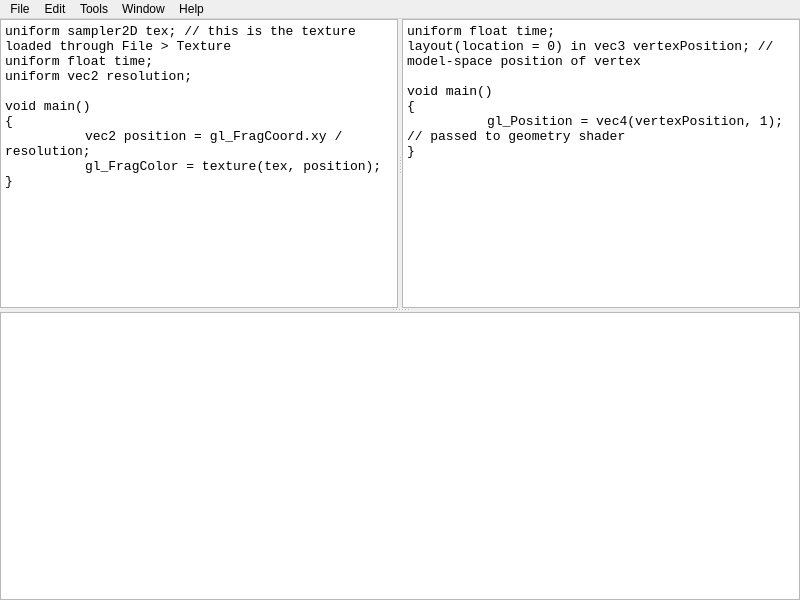
Old version of the form ide.ui in the repository byteManiak/Qt-Shader-IDE.
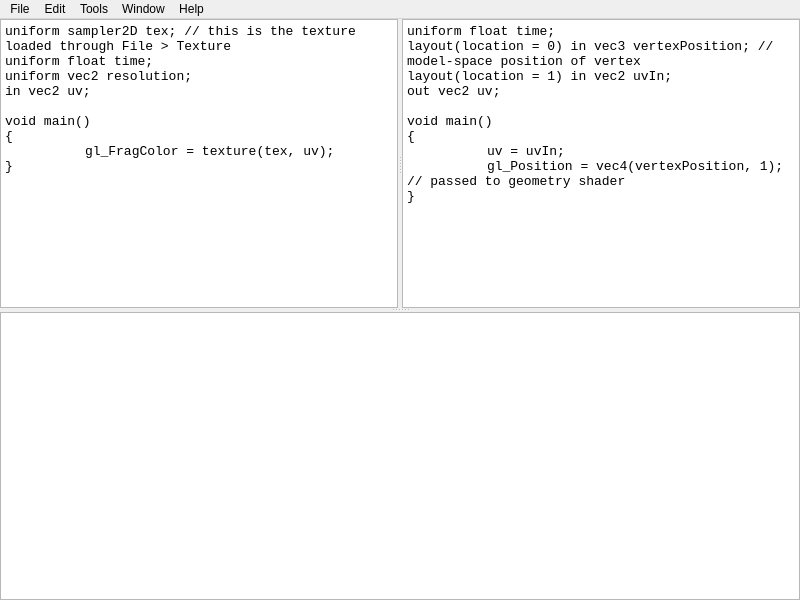
New version of the form. Custom widgets are drawn as their Qt base class.

```diff
--- a/ide.ui
+++ b/ide.ui
@@ -120,11 +120,11 @@
             <string>uniform sampler2D tex; // this is the texture loaded through File &gt; Texture
 uniform float time;
 uniform vec2 resolution;
+in vec2 uv;
 
 void main() 
 {
-	vec2 position = gl_FragCoord.xy / resolution;
-	gl_FragColor = texture(tex, position);
+	gl_FragColor = texture(tex, uv);
 }</string>
            </property>
           </widget>
@@ -139,9 +139,12 @@
            <property name="plainText">
             <string>uniform float time;
 layout(location = 0) in vec3 vertexPosition; // model-space position of vertex
+layout(location = 1) in vec2 uvIn;
+out vec2 uv;
 
 void main() 
 {
+	uv = uvIn;
 	gl_Position = vec4(vertexPosition, 1); // passed to geometry shader
 }</string>
            </property>
```
